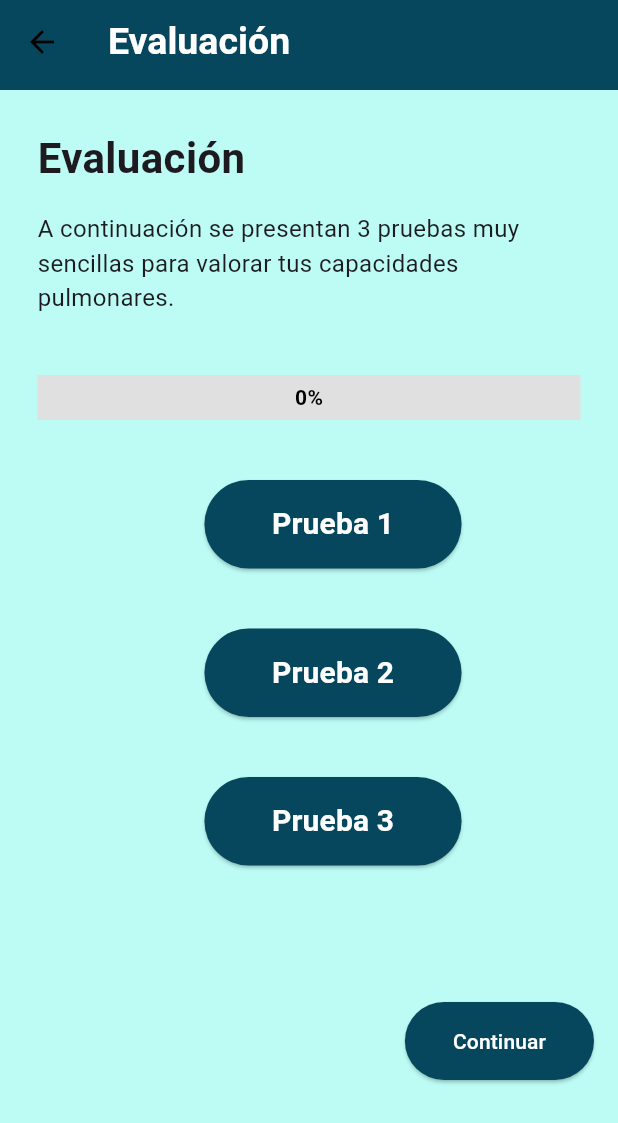
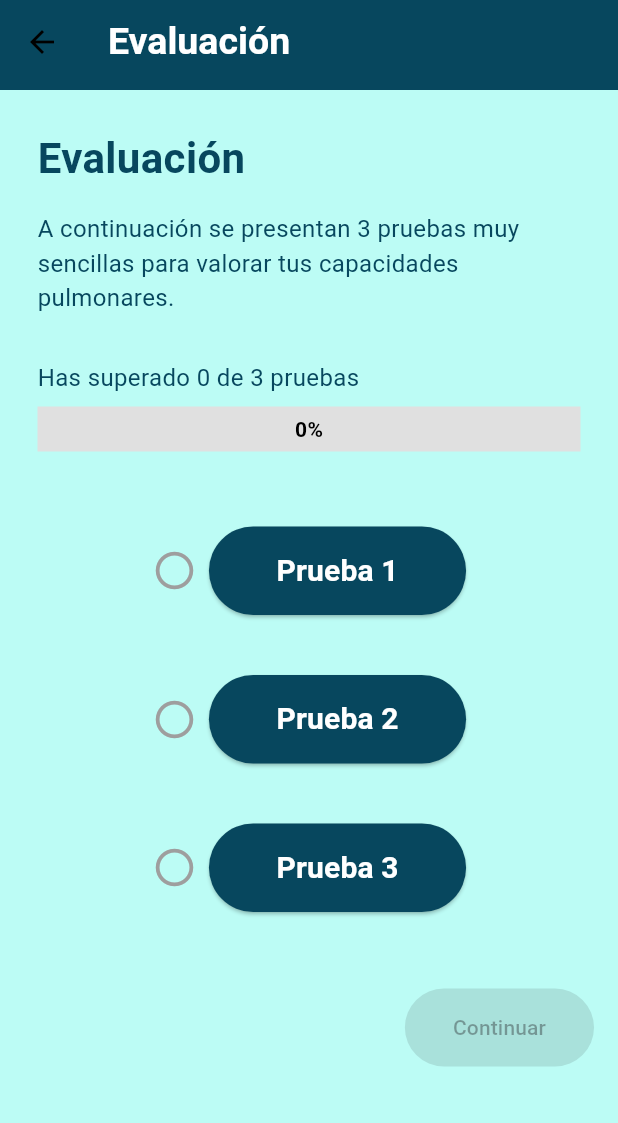
Before and after one commit to Eduardo-Garcia-de-Leaniz/BreathBank-TFG2025, a Flutter app: the EvaluationScreen screen opened by its route, on a phone screen of 412 x 824 dp. Shown: the top 1123 px of the screen. Run offline on Flutter 3.47's test engine with Material 3 defaults, Android fonts, the phone set to English and light mode, and no system bars; our stand-ins replace cloud_firestore, firebase_auth, firebase_core; accounts and stored records are empty; Roboto replaces fonts that are missing (Arial).

Commit message:
Pantalla Evaluación terminada

```diff
--- a/BreathBankApp/breath_bank/lib/screens/Evaluation_screen.dart
+++ b/BreathBankApp/breath_bank/lib/screens/Evaluation_screen.dart
@@ -1,7 +1,41 @@
 import 'package:flutter/material.dart';
 
-class EvaluationScreen extends StatelessWidget {
+class EvaluationScreen extends StatefulWidget {
   const EvaluationScreen({super.key});
+
+  @override
+  _EvaluationScreenState createState() => _EvaluationScreenState();
+}
+
+class _EvaluationScreenState extends State<EvaluationScreen> {
+  Map<String, bool> testCompleted = {
+    'test1': false,
+    'test2': false,
+    'test3': false,
+  };
+
+  void completeTest(String testKey) {
+    setState(() {
+      testCompleted[testKey] = true;
+
+      // Verificar si todas las pruebas están completas
+      if (testCompleted.values.every((e) => e)) {
+        Future.delayed(Duration(milliseconds: 300), () {
+          showCompletionMessage();
+        });
+      }
+    });
+  }
+
+  void showCompletionMessage() {
+    ScaffoldMessenger.of(context).showSnackBar(
+      SnackBar(
+        content: Text('¡Felicidades! Has completado todas las pruebas 🎉'),
+        backgroundColor: Colors.green,
+        duration: Duration(seconds: 3),
+      ),
+    );
+  }
 
   @override
   Widget build(BuildContext context) {
@@ -21,27 +55,44 @@ class EvaluationScreen extends StatelessWidget {
                 children: [
                   const Text(
                     'Evaluación',
-                    style: TextStyle(fontSize: 28, fontWeight: FontWeight.bold),
+                    style: TextStyle(
+                      fontSize: 28,
+                      fontWeight: FontWeight.bold,
+                      color: const Color.fromARGB(255, 7, 71, 94),
+                    ),
                   ),
                   const SizedBox(height: 16),
                   const Text(
                     'A continuación se presentan 3 pruebas muy sencillas para valorar tus capacidades pulmonares.',
-                    style: TextStyle(fontSize: 16),
+                    style: TextStyle(
+                      fontSize: 16,
+                      color: const Color.fromARGB(255, 7, 71, 94),
                     ),
-                  const SizedBox(height: 40),
+                  ),
+                  const SizedBox(height: 30),
+                  Padding(
+                    padding: const EdgeInsets.only(bottom: 8.0),
+                    child: Text(
+                      'Has superado ${testCompleted.values.where((e) => e).length} de 3 pruebas',
+                      style: const TextStyle(
+                        fontSize: 16,
+
+                        color: const Color.fromARGB(255, 7, 71, 94),
+                      ),
+                    ),
+                  ),
                   Stack(
                     children: [
                       LinearProgressIndicator(
-                        value:
-                            0.0, // Cambiar este valor dinámicamente según el progreso
+                        value: testCompleted.values.where((e) => e).length / 3,
                         backgroundColor: Colors.grey[300],
                         color: Colors.blue,
-                        minHeight: 30, // Hacer la barra más ancha
+                        minHeight: 30,
                       ),
                       Positioned.fill(
                         child: Center(
                           child: Text(
-                            '0%', // Cambiar este texto dinámicamente según el progreso
+                            '${(testCompleted.values.where((e) => e).length / 3 * 100).toInt()}%',
                             style: const TextStyle(
                               fontSize: 14,
                               fontWeight: FontWeight.bold,
@@ -52,128 +103,29 @@ class EvaluationScreen extends StatelessWidget {
                       ),
                     ],
                   ),
-                  const SizedBox(height: 40),
+                  const SizedBox(height: 50),
                   Center(
                     child: Column(
                       children: [
-                        Row(
-                          mainAxisAlignment: MainAxisAlignment.center,
-                          children: [
-                            const Icon(
-                              Icons.check,
-                              color: Colors.transparent,
-                            ), // Cambiar a Icons.check cuando se complete
-                            const SizedBox(width: 8),
-                            ElevatedButton(
-                              onPressed: () {
-                                // Navegar a la página de la primera prueba
-                                Navigator.pushNamed(
+                        buildTestRow(
                           context,
+                          'Prueba 1',
                           '/evaluation/test1',
-                                );
-                              },
-                              style: ElevatedButton.styleFrom(
-                                padding: const EdgeInsets.symmetric(
-                                  vertical: 15.0,
-                                  horizontal: 45.0,
-                                ),
-                                backgroundColor: const Color.fromARGB(
-                                  255,
-                                  7,
-                                  71,
-                                  94,
-                                ), // Azul oscuro
-                                foregroundColor: Colors.white, // Letras blancas
-                              ),
-                              child: const Text(
-                                'Prueba 1',
-                                style: TextStyle(
-                                  fontSize: 20,
-                                  fontWeight: FontWeight.bold,
-                                ),
-                              ),
-                            ),
-                          ],
+                          'test1',
                         ),
                         const SizedBox(height: 40),
-                        Row(
-                          mainAxisAlignment: MainAxisAlignment.center,
-                          children: [
-                            const Icon(
-                              Icons.check,
-                              color: Colors.transparent,
-                            ), // Cambiar a Icons.check cuando se complete
-                            const SizedBox(width: 8),
-                            ElevatedButton(
-                              onPressed: () {
-                                // Navegar a la página de la segunda prueba
-                                Navigator.pushNamed(
+                        buildTestRow(
                           context,
+                          'Prueba 2',
                           '/evaluation/test2',
-                                );
-                              },
-                              style: ElevatedButton.styleFrom(
-                                padding: const EdgeInsets.symmetric(
-                                  vertical: 15.0,
-                                  horizontal: 45.0,
-                                ),
-                                backgroundColor: const Color.fromARGB(
-                                  255,
-                                  7,
-                                  71,
-                                  94,
-                                ), // Azul oscuro
-                                foregroundColor: Colors.white, // Letras blancas
-                              ),
-                              child: const Text(
-                                'Prueba 2',
-                                style: TextStyle(
-                                  fontSize: 20,
-                                  fontWeight: FontWeight.bold,
-                                ),
-                              ),
-                            ),
-                          ],
+                          'test2',
                         ),
                         const SizedBox(height: 40),
-                        Row(
-                          mainAxisAlignment: MainAxisAlignment.center,
-                          children: [
-                            const Icon(
-                              Icons.check,
-                              color: Colors.transparent,
-                            ), // Cambiar a Icons.check cuando se complete
-                            const SizedBox(width: 8),
-                            ElevatedButton(
-                              onPressed: () {
-                                // Navegar a la página de la tercera prueba
-                                Navigator.pushNamed(
+                        buildTestRow(
                           context,
+                          'Prueba 3',
                           '/evaluation/test3',
-                                );
-                              },
-                              style: ElevatedButton.styleFrom(
-                                padding: const EdgeInsets.symmetric(
-                                  vertical: 15.0,
-                                  horizontal: 45.0,
-                                ),
-                                backgroundColor: const Color.fromARGB(
-                                  255,
-                                  7,
-                                  71,
-                                  94,
-                                ), // Azul oscuro
-                                foregroundColor: Colors.white, // Letras blancas
-                              ),
-                              child: const Text(
-                                'Prueba 3',
-                                style: TextStyle(
-                                  fontSize: 20,
-                                  fontWeight: FontWeight.bold,
-                                ),
-                              ),
-                            ),
-                          ],
+                          'test3',
                         ),
                       ],
                     ),
@@ -181,31 +133,25 @@ class EvaluationScreen extends StatelessWidget {
                 ],
               ),
             ),
-            SizedBox(height: 50),
+            const SizedBox(height: 10),
             Align(
               alignment: Alignment.bottomRight,
               child: Padding(
                 padding: const EdgeInsets.all(16.0),
                 child: ElevatedButton(
                   onPressed:
-                      false
-                          ? null
-                          : () {
-                            // Acción al completar las 3 pruebas
+                      testCompleted.values.every((e) => e)
+                          ? () {
                             Navigator.of(context).pushNamed('/resultado');
-                          },
+                          }
+                          : null,
                   style: ElevatedButton.styleFrom(
                     padding: const EdgeInsets.symmetric(
                       vertical: 16.0,
                       horizontal: 32.0,
                     ),
-                    backgroundColor: const Color.fromARGB(
-                      255,
-                      7,
-                      71,
-                      94,
-                    ), // Azul oscuro
-                    foregroundColor: Colors.white, // Letras blancas
+                    backgroundColor: const Color.fromARGB(255, 7, 71, 94),
+                    foregroundColor: Colors.white,
                   ),
                   child: const Text('Continuar'),
                 ),
@@ -215,6 +161,45 @@ class EvaluationScreen extends StatelessWidget {
         ),
       ),
       backgroundColor: const Color.fromARGB(255, 188, 252, 245),
+    );
+  }
+
+  Widget buildTestRow(
+    BuildContext context,
+    String testName,
+    String route,
+    String testKey,
+  ) {
+    return Row(
+      mainAxisAlignment: MainAxisAlignment.center,
+      children: [
+        Icon(
+          testCompleted[testKey]!
+              ? Icons.check_circle
+              : Icons.radio_button_unchecked,
+          color: testCompleted[testKey]! ? Colors.green : Colors.grey,
+          size: 30,
+        ),
+        const SizedBox(width: 8),
+        ElevatedButton(
+          onPressed: () async {
+            await Navigator.pushNamed(context, route);
+            completeTest(testKey);
+          },
+          style: ElevatedButton.styleFrom(
+            padding: const EdgeInsets.symmetric(
+              vertical: 15.0,
+              horizontal: 45.0,
+            ),
+            backgroundColor: const Color.fromARGB(255, 7, 71, 94),
+            foregroundColor: Colors.white,
+          ),
+          child: Text(
+            testName,
+            style: const TextStyle(fontSize: 20, fontWeight: FontWeight.bold),
+          ),
+        ),
+      ],
     );
   }
 }
@@ -238,7 +223,7 @@ class AppBar_Evaluation extends StatelessWidget {
       leading: IconButton(
         icon: const Icon(Icons.arrow_back, color: Colors.black),
         onPressed: () {
-          Navigator.of(context).pushNamedAndRemoveUntil('/', (route) => false);
+          Navigator.of(context).pop();
         },
       ),
     );
```
Lines whose indentation alone changed are shown as unchanged.
